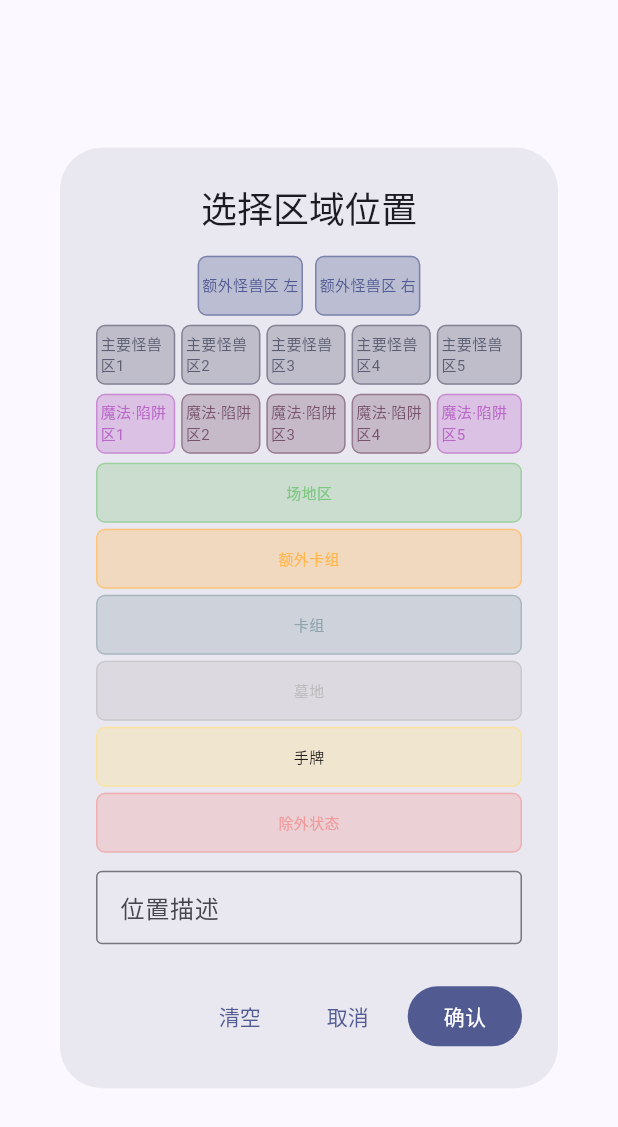
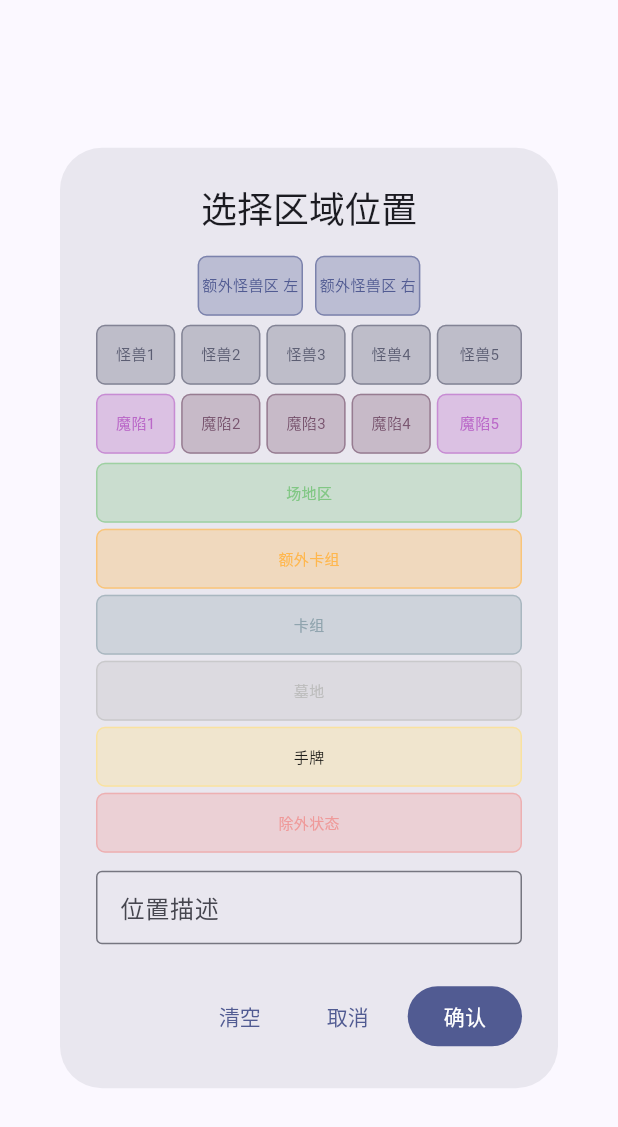
Before and after one commit to Acc0m48/Yu-Gi-Oh.LP-helper, a Flutter app: the _FieldTagDialog widget shown alone on an empty page, opened directly with empty values, on a phone screen of 412 x 824 dp. Shown: the top 1127 px of the screen. Run offline on Flutter 3.47's test engine with Material 3 defaults, Android fonts, the phone set to English and light mode, and no system bars.

Commit message:
修复：区域位置命名错误、标签溢出、区域标签回撤

```diff
--- a/lib/screens/game_screen.dart
+++ b/lib/screens/game_screen.dart
@@ -297,12 +297,20 @@ class _GameScreenState extends State<GameScreen> {
               onSelected: (v) {
                 if (v) {
                   if (tag == '区域位置') {
+                    if (_selectedTags.contains(tag)) {
                       _openFieldDialog();
+                    } else {
+                      _openFieldDialog();
+                    }
                     return;
                   }
                   setState(() => _selectedTags.add(tag));
                 } else {
+                  if (tag == '区域位置') {
+                    setState(() => _selectedTags.removeWhere((t) => t.startsWith(widget.players[0].name) || t.startsWith(widget.players[1].name) || tag == t));
+                  } else {
                     setState(() => _selectedTags.remove(tag));
+                  }
                 }
               },
             );
@@ -321,15 +329,26 @@ class _GameScreenState extends State<GameScreen> {
         ),
         Padding(
           padding: const EdgeInsets.symmetric(horizontal: 12),
-          child: Row(
+          child: Column(
             children: [
               if (_selectedTags.isNotEmpty)
-                Padding(
-                  padding: const EdgeInsets.only(right: 4),
-                  child: Wrap(spacing: 2, children: _selectedTags.map((t) =>
-                    Chip(label: Text(t, style: const TextStyle(fontSize: 10)), visualDensity: VisualDensity.compact, padding: EdgeInsets.zero),
-                  ).toList()),
+                Container(
+                  width: double.infinity,
+                  padding: const EdgeInsets.only(bottom: 4),
+                  child: Wrap(
+                    spacing: 2,
+                    runSpacing: 2,
+                    children: _selectedTags.map((t) => Chip(
+                      label: Text(t, style: const TextStyle(fontSize: 10)),
+                      visualDensity: VisualDensity.compact,
+                      padding: EdgeInsets.zero,
+                      deleteIcon: const Icon(Icons.close, size: 14),
+                      onDeleted: () => setState(() => _selectedTags.remove(t)),
+                    )).toList(),
                   ),
+                ),
+              Row(
+                children: [
                   Expanded(
                     child: TextField(
                       controller: _memoCtrl,
@@ -347,6 +366,8 @@ class _GameScreenState extends State<GameScreen> {
                     icon: const Icon(Icons.send, size: 22),
                     color: Theme.of(context).colorScheme.primary,
                     onPressed: _addMemo,
+                  ),
+                ],
               ),
             ],
           ),
@@ -902,7 +923,7 @@ class _FieldTagDialogState extends State<_FieldTagDialog> {
         _text += '、$label';
       }
     });
-    _ctrl.text = '$widget.playerName的$label';
+    _ctrl.text = '$widget.playerName的$zone$pos';
   }
 
   @override
@@ -924,9 +945,9 @@ class _FieldTagDialogState extends State<_FieldTagDialog> {
             Row(
               mainAxisAlignment: MainAxisAlignment.center,
               children: [
-                _zoneBox('额外怪兽区左', '额外怪兽区 左', cs.primary),
+                _zoneBox('额外怪兽区', '左', '额外怪兽区 左', cs.primary),
                 const SizedBox(width: 8),
-                _zoneBox('额外怪兽区右', '额外怪兽区 右', cs.primary),
+                _zoneBox('额外怪兽区', '右', '额外怪兽区 右', cs.primary),
               ],
             ),
             const SizedBox(height: 6),
@@ -935,7 +956,7 @@ class _FieldTagDialogState extends State<_FieldTagDialog> {
               children: List.generate(5, (i) => Expanded(
                 child: Padding(
                   padding: EdgeInsets.only(right: i < 4 ? 4 : 0),
-                  child: _zoneBox('怪兽${i + 1}', '主要怪兽区${i + 1}', cs.secondary),
+                  child: _zoneBox('主要怪兽区', '${i + 1}', '怪兽${i + 1}', cs.secondary),
                 ),
               )),
             ),
@@ -945,7 +966,7 @@ class _FieldTagDialogState extends State<_FieldTagDialog> {
               children: List.generate(5, (i) => Expanded(
                 child: Padding(
                   padding: EdgeInsets.only(right: i < 4 ? 4 : 0),
-                  child: _zoneBox('魔陷${i + 1}', '魔法·陷阱区${i + 1}', _isPendulum(i) ? Colors.purple.shade300 : cs.tertiary),
+                  child: _zoneBox('魔法·陷阱区', '${i + 1}', '魔陷${i + 1}', _isPendulum(i) ? Colors.purple.shade300 : cs.tertiary),
                 ),
               )),
             ),
@@ -955,12 +976,12 @@ class _FieldTagDialogState extends State<_FieldTagDialog> {
               spacing: 4,
               runSpacing: 4,
               children: [
-                _zoneBox('场地区', '场地区', Colors.green.shade300),
-                _zoneBox('额外卡组', '额外卡组', Colors.orange.shade300),
-                _zoneBox('卡组', '卡组', Colors.blueGrey.shade300),
-                _zoneBox('墓地', '墓地', Colors.grey.shade400),
-                _zoneBox('手牌', '手牌', Colors.amber.shade200),
-                _zoneBox('除外状态', '除外状态', Colors.red.shade200),
+                _zoneBox('场地区', '', '场地区', Colors.green.shade300),
+                _zoneBox('额外卡组', '', '额外卡组', Colors.orange.shade300),
+                _zoneBox('卡组', '', '卡组', Colors.blueGrey.shade300),
+                _zoneBox('墓地', '', '墓地', Colors.grey.shade400),
+                _zoneBox('手牌', '', '手牌', Colors.amber.shade200),
+                _zoneBox('除外状态', '', '除外状态', Colors.red.shade200),
               ],
             ),
             const SizedBox(height: 12),
@@ -994,10 +1015,10 @@ class _FieldTagDialogState extends State<_FieldTagDialog> {
 
   bool _isPendulum(int i) => i == 0 || i == 4;
 
-  Widget _zoneBox(String key, String label, Color color) {
-    final isFieldOrGrave = key.length > 3;
+  Widget _zoneBox(String zoneName, String pos, String display, Color color) {
+    final isFieldOrGrave = zoneName.length > 3 && !zoneName.contains(RegExp(r'\d'));
     return GestureDetector(
-      onTap: () => _tapZone(key.replaceAll(RegExp(r'\d'), ''), label.contains(RegExp(r'\d')) ? label.substring(label.length - 1) : ''),
+      onTap: () => _tapZone(zoneName, pos),
       child: Container(
         width: isFieldOrGrave ? null : double.infinity,
         constraints: BoxConstraints(
@@ -1011,7 +1032,7 @@ class _FieldTagDialogState extends State<_FieldTagDialog> {
           border: Border.all(color: color.withOpacity(0.6)),
         ),
         child: Center(
-          child: Text(label, style: TextStyle(fontSize: 10, color: color.computeLuminance() > 0.6 ? Colors.black87 : color)),
+          child: Text(display, style: TextStyle(fontSize: 10, color: color.computeLuminance() > 0.6 ? Colors.black87 : color)),
         ),
       ),
     );
```
Lines whose indentation alone changed are shown as unchanged.
